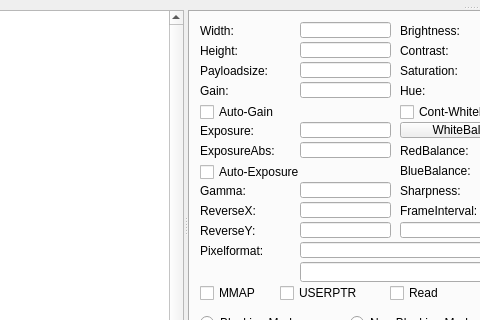
The window that Source/res/V4L2Viewer.ui (alliedvision/V4L2Viewer) describes before a commit, drawn with Qt 5; both pictures show x 140 to 620 and y 370 to 690 of the 1224 by 820 pixel window.
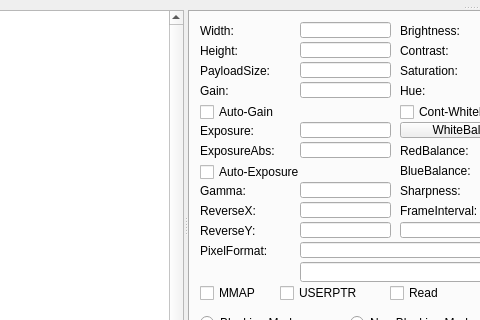
The same window after the commit. The open tabs and pages were chosen to show the change. Icons and pictures are not drawn.

What changed in the file:
```diff
--- a/Source/res/V4L2Viewer.ui
+++ b/Source/res/V4L2Viewer.ui
@@ -581,7 +581,7 @@
            </rect>
           </property>
           <property name="text">
-           <string>Payloadsize:</string>
+           <string>PayloadSize:</string>
           </property>
          </widget>
          <widget class="QLineEdit" name="m_edPayloadsize">
@@ -626,7 +626,7 @@
            </rect>
           </property>
           <property name="text">
-           <string>Pixelformat:</string>
+           <string>PixelFormat:</string>
           </property>
          </widget>
          <widget class="QLineEdit" name="m_edGain">
```
Left out of the diff: 12 changed lines with no effect on the pictures.
